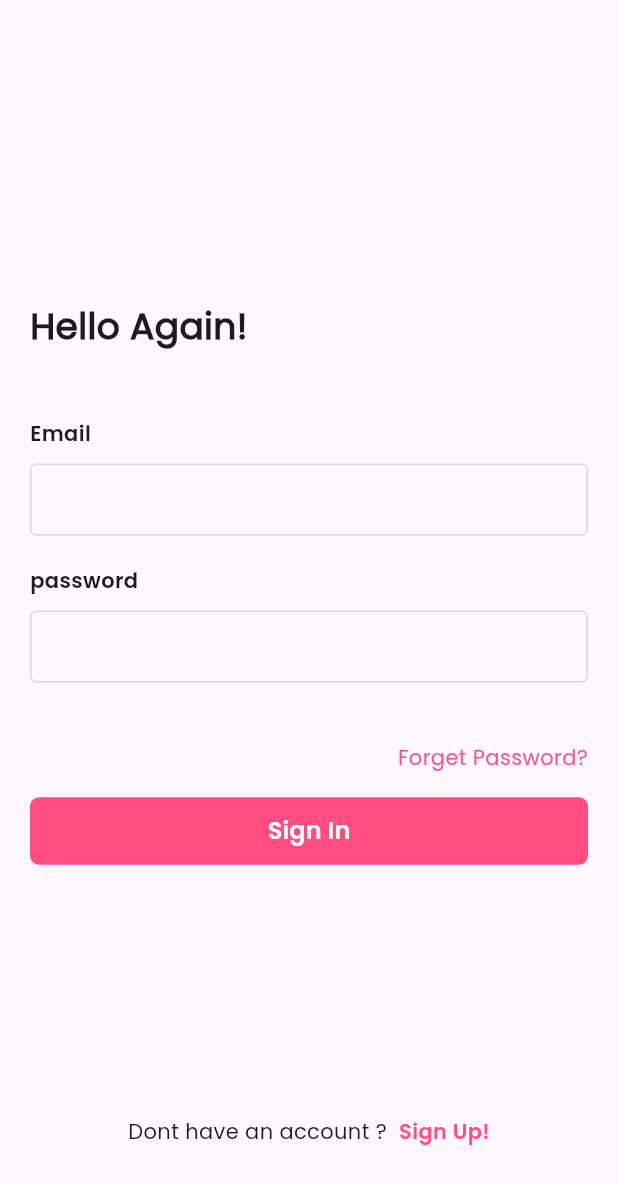
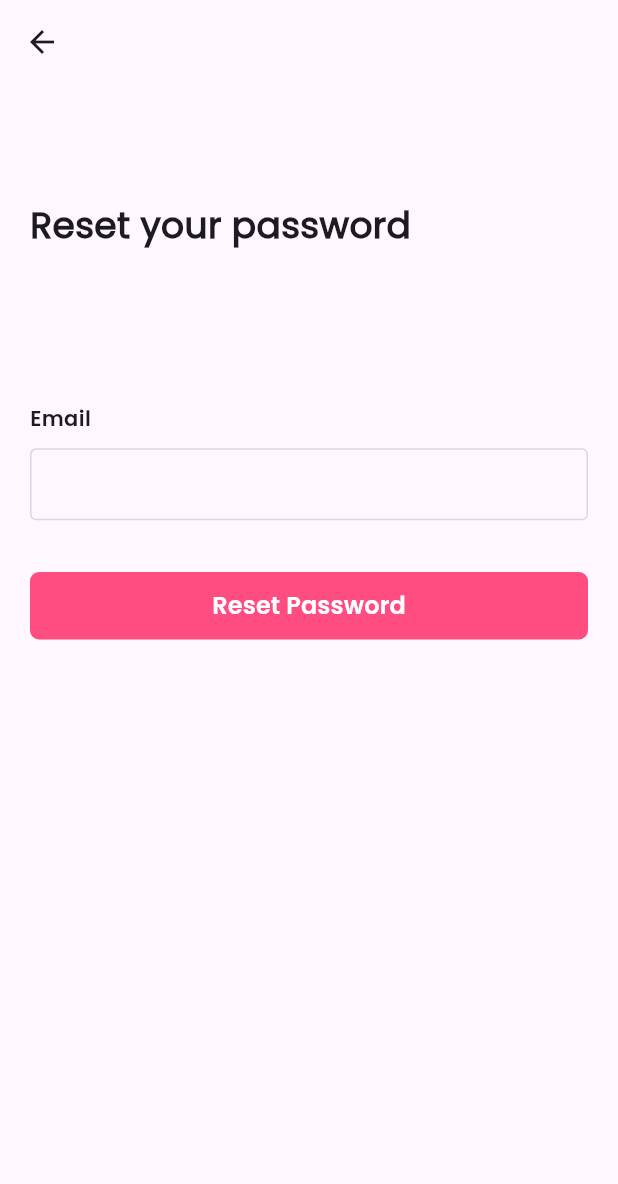
Before and after one commit to dvlpr-nirajpatil/Reshimgathi-Maratha-Anurup, a Flutter app: the screen it shows after launch, after a tap on "Create an account", after a tap on "Forget Password?", on a phone screen of 412 x 824 dp. Shown: the top 1184 px of the screen. Run offline on Flutter 3.47's test engine with Material 3 defaults, Android fonts, the light colour scheme and no system bars; our stand-ins replace cloud_firestore, dotted_border, firebase_auth, firebase_core, firebase_storage, flutter_svg and 4 more; missing offline and left inert: secure_shared_preferences; accounts and stored records are empty; network calls fail.

Commit message:
added forget password Function

```diff
--- a/lib/controllers/auth_controller.dart
+++ b/lib/controllers/auth_controller.dart
@@ -155,4 +155,14 @@ class AuthController extends ChangeNotifier {
   Future<void> userSignOut() async {
     await auth.signOut();
   }
+
+  Future<void> forgetPassword(context, email) async {
+    try {
+      await auth.sendPasswordResetEmail(email: email);
+      showSnackbar(context,
+          "We've just sent a password reset email to your registered email address. Please check your inbox and follow the instructions to reset your password. If you don't see the email, kindly check your spam folder. For any assistance, feel free to contact our support team.");
+    } on FirebaseAuthException catch (e) {
+      showSnackbar(context, "Check your email.");
+    }
+  }
 }
--- a/lib/main.dart
+++ b/lib/main.dart
@@ -1,5 +1,6 @@
 import 'package:reshimgathi/consts/consts.dart';
 import 'package:reshimgathi/controllers/profile_screen_controller.dart';
+import 'package:reshimgathi/views/auth_screens/forget_password/forget_password.dart';
 import 'package:reshimgathi/views/profile_registration_form/residential_info_screen.dart';
 
 void main() async {
@@ -22,6 +23,7 @@ class Reshimgathi extends StatelessWidget {
       ],
       child: GetMaterialApp(
         home: const SplashScreen(),
+        // home: ForgetPassword(),
         // home: ResidentialInfoScreen(),
         // home: LandingScreen(),
         // home: Home(),
--- /dev/null
+++ b/lib/views/auth_screens/forget_password/forget_password.dart
@@ -0,0 +1,77 @@
+import 'package:reshimgathi/consts/consts.dart';
+
+class ForgetPassword extends StatelessWidget {
+  ForgetPassword({super.key});
+
+  final _formKey = GlobalKey<FormState>();
+  TextEditingController _emailField = TextEditingController();
+
+  @override
+  Widget build(BuildContext context) {
+    var authController = Provider.of<AuthController>(context, listen: false);
+    return Scaffold(
+      appBar: AppBar(),
+      resizeToAvoidBottomInset: false,
+      body: Container(
+        padding: screenPadding,
+        child: Form(
+          key: _formKey,
+          child: Column(
+            crossAxisAlignment: CrossAxisAlignment.start,
+            children: [
+              SizedBox(
+                height: context.height * 0.02,
+              ),
+              "Reset your password".text.size(24).semiBold.make(),
+              SizedBox(
+                height: context.height * 0.1,
+              ),
+              customTextFormField(
+                required: true,
+                label: "Email",
+                controller: _emailField,
+              ),
+              SizedBox(
+                height: context.height * 0.04,
+              ),
+              Consumer<AuthController>(
+                builder: (context, controller, xxx) {
+                  return FilledButton(
+                    onPressed: () async {
+                      if (_formKey.currentState!.validate()) {
+                        controller.isLoading = true;
+                        // Form is valid, perform sign-in logic here
+                        String email = _emailField.text.trimRight();
+                        authController.forgetPassword(context, email);
+                      }
+                      Future.delayed(
+                        const Duration(seconds: 1),
+                        () {
+                          controller.isLoading = false;
+                        },
+                      );
+                    },
+                    child: controller.is_loading
+                        ? const SizedBox(
+                            width: 20,
+                            height: 20,
+                            child: CircularProgressIndicator(
+                              strokeWidth: 2,
+                              color: Colors.white,
+                            ),
+                          )
+                        : "Reset Password"
+                            .text
+                            .fontFamily(semiBold)
+                            .size(16)
+                            .make(),
+                  );
+                },
+              ),
+            ],
+          ),
+        ),
+      ),
+    );
+  }
+}
--- a/lib/views/auth_screens/signin_screen/signin_screen.dart
+++ b/lib/views/auth_screens/signin_screen/signin_screen.dart
@@ -1,4 +1,5 @@
 import 'package:reshimgathi/consts/consts.dart';
+import 'package:reshimgathi/views/auth_screens/forget_password/forget_password.dart';
 import 'package:reshimgathi/views/auth_screens/signup_screen/signup_screen.dart';
 
 // ignore: must_be_immutable
@@ -63,7 +64,9 @@ class SignInScreen extends StatelessWidget {
                     .color(pinkColor)
                     .size(14)
                     .make()
-                    .onTap(() {}),
+                    .onTap(() {
+                  Get.to(() => ForgetPassword());
+                }),
               ),
               15.heightBox,
               Consumer<AuthController>(builder: (context, controller, xxx) {
```
